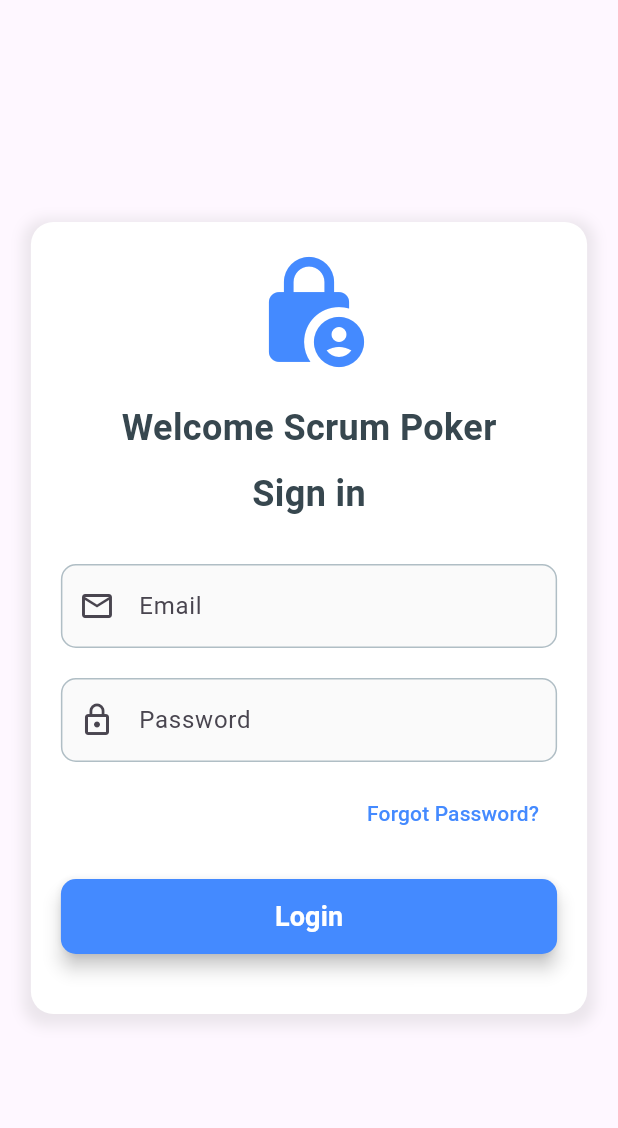
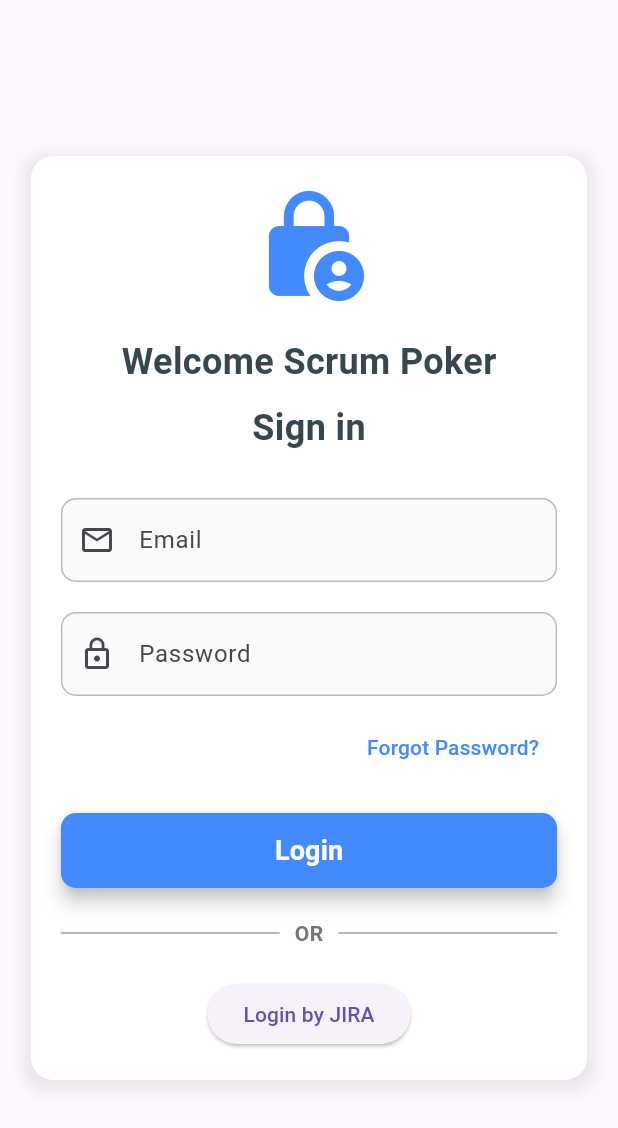
Before and after one commit to DaniloAfonseca/scrum_poker, a Flutter app: the screen it shows after launch, on a phone screen of 412 x 824 dp. Shown: the top 1128 px of the screen. Run offline on Flutter 3.47's test engine with Material 3 defaults, Android fonts, the phone set to English and light mode, and no system bars; our stand-ins replace cloud_firestore, firebase_auth, firebase_core, go_router; accounts and stored records are empty; generated files the repository leaves out were written again.

Commit message:
connect with jira

```diff
--- a/lib/login/login_screen.dart
+++ b/lib/login/login_screen.dart
@@ -55,7 +55,7 @@ class _LoginPageState extends State<LoginPage> {
       body: Center(
         child: Container(
           padding: EdgeInsets.all(isSmallScreen ? 20.0 : 40.0),
-          constraints: BoxConstraints(maxWidth: isSmallScreen ? screenSize.width * 0.9 : 450.0, maxHeight: 600.0),
+          constraints: BoxConstraints(maxWidth: isSmallScreen ? screenSize.width * 0.9 : 450.0, maxHeight: 800.0),
           decoration: BoxDecoration(
             color: Colors.white,
             borderRadius: BorderRadius.circular(15.0),
@@ -145,6 +145,22 @@ class _LoginPageState extends State<LoginPage> {
                     ),
                   ),
                   const SizedBox(height: 20),
+                  Row(
+                    children: [
+                      Expanded(child: Divider(color: Colors.grey, thickness: 1)),
+                      Padding(padding: const EdgeInsets.symmetric(horizontal: 10), child: Text('OR', style: TextStyle(color: Colors.grey[600], fontWeight: FontWeight.bold))),
+                      Expanded(child: Divider(color: Colors.grey, thickness: 1)),
+                    ],
+                  ),
+                  const SizedBox(height: 20),
+                  SizedBox(
+                    child: ElevatedButton(
+                      onPressed: () {
+                        AuthServices().signInWithJira();
+                      },
+                      child: Text('Login by JIRA'),
+                    ),
+                  ),
                 ],
               ),
             ),
--- a/lib/room_screen.dart
+++ b/lib/room_screen.dart
@@ -30,13 +30,7 @@ class RoomScreen extends StatelessWidget {
           ),
         ],
       ),
-      body: Column(
-        children: [
-          Expanded(child: TextField(decoration: InputDecoration(labelText: 'Jira Issue Key'))),
-          // Expanded(child: VoteBoard()),
-          // VotingCards(),
-        ],
-      ),
+      body: Column(children: [Expanded(child: TextField(decoration: InputDecoration(labelText: 'Jira Issue Key'))), Expanded(child: VoteBoard()), VotingCards()]),
     );
   }
 }
--- a/lib/shared/services/auth_services.dart
+++ b/lib/shared/services/auth_services.dart
@@ -1,7 +1,9 @@
 import 'package:firebase_auth/firebase_auth.dart';
 import 'package:flutter/foundation.dart';
+import 'package:scrum_poker/shared/services/base_services.dart';
+import 'package:url_launcher/url_launcher.dart';
 
-class AuthServices {
+class AuthServices extends BaseServices {
   final auth = FirebaseAuth.instance;
 
   Future<User?> signInWithEmailAndPassword(String email, String password) async {
@@ -17,6 +19,12 @@ class AuthServices {
     }
   }
 
+  Future<User?> signInWithJira() async {
+    final ulr = '${baseUrl}/start?redirectUri=http://localhost:1010/';
+
+    launchUrl(Uri.parse(ulr), webOnlyWindowName: '_self');
+  }
+
   Future<void> signOut() async {
     try {
       await FirebaseAuth.instance.signOut();
--- a/pubspec.yaml
+++ b/pubspec.yaml
@@ -44,10 +44,13 @@ dependencies:
   go_router: ^15.1.2
   url_launcher: ^6.2.5
   intl: ^0.20.2
+  json_annotation: ^4.9.0
 
 dev_dependencies:
   flutter_test:
     sdk: flutter
+  json_serializable: ^6.9.5
+  build_runner: ^2.4.15
 
 
   # The "flutter_lints" package below contains a set of recommended lints to
```
Also changed, not shown: lib/shared/models/base_response.dart (added, +15 -0 lines), lib/shared/services/base_services.dart (added, +38 -0 lines), lib/shared/models/base_response.g.dart (added), pubspec.lock.
